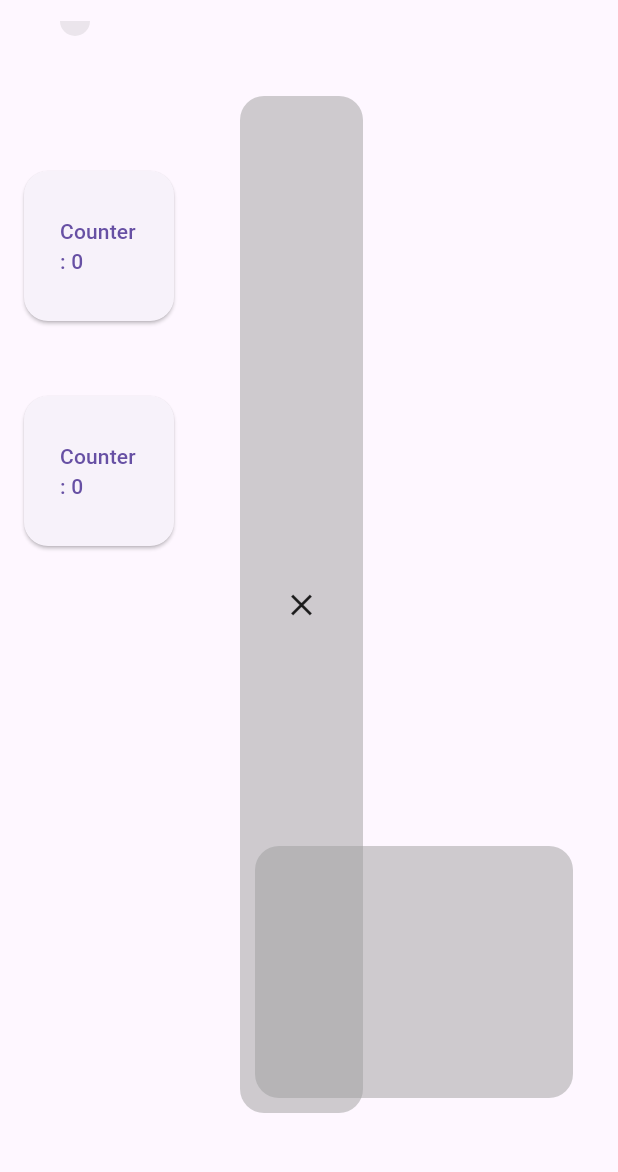
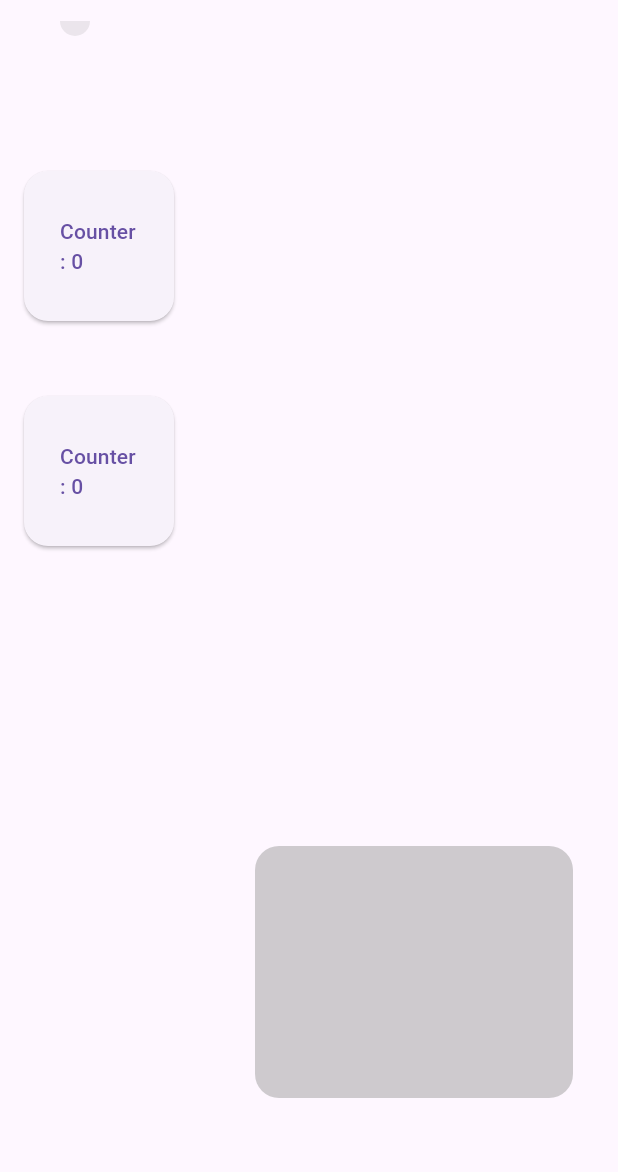
Before and after one commit to twhc20/one_handed_cursor, a Flutter app: the BasicCursorPage screen opened directly, on a phone screen of 412 x 824 dp, the part 63-1235 px from its top. Run offline on Flutter 3.47's test engine with Material 3 defaults, Android fonts, the phone set to English and light mode, and no system bars; our stand-ins replace flutter_riverpod.

Commit message:
Can toggle drawing touchpad + bug fix

```diff
--- a/lib/custom_widgets/touchpad.dart
+++ b/lib/custom_widgets/touchpad.dart
@@ -76,7 +76,7 @@ class _TouchpadWidgetState extends ConsumerState<TouchpadWidget> {
         false; // if the touchpad will be on left or right side of the screen
     Size screenSize = MediaQuery.of(context).size;
     double screenCenterX = screenSize.width / 2;
-    rightSide = (touchpadState.right + touchpadState.left) / 2 > screenCenterX;
+    rightSide = (touchpadState.right - touchpadState.left) < screenCenterX;
 
     return Stack(children: [
       Positioned(
@@ -103,44 +103,44 @@ class _TouchpadWidgetState extends ConsumerState<TouchpadWidget> {
           ),
         ),
       ),
-      if (rightSide)
-        Positioned(
-          left: touchpadState.right,
-          top: touchpadState.bottom,
-          right: touchpadState.right - 10,
-          bottom: touchpadState.bottom - 10,
-          child: GestureDetector(
-            onTap: () {
-              widget.onClose();
-            },
-            child: Container(
-              decoration: BoxDecoration(
-                color: Colors.grey.withOpacity(0.5),
-                borderRadius: BorderRadius.circular(16.0),
-              ),
-              child: const Icon(Icons.close),
-            ),
-          ),
-        ),
-      if (!rightSide)
-        Positioned(
-          left: touchpadState.left - 10,
-          top: touchpadState.bottom,
-          right: touchpadState.left,
-          bottom: touchpadState.bottom - 10,
-          child: GestureDetector(
-            onTap: () {
-              widget.onClose();
-            },
-            child: Container(
-              decoration: BoxDecoration(
-                color: Colors.grey.withOpacity(0.5),
-                borderRadius: BorderRadius.circular(16.0),
-              ),
-              child: const Icon(Icons.close),
-            ),
-          ),
-        ),
+    //   if (rightSide)
+    //     Positioned(
+    //       left: screenSize.width - 40,
+    //       top: screenSize.height - 40,
+    //       right: 10,
+    //       bottom: 10,
+    //       child: GestureDetector(
+    //         onTap: () {
+    //           widget.onClose();
+    //         },
+    //         child: Container(
+    //           decoration: BoxDecoration(
+    //             color: Colors.grey.withOpacity(0.5),
+    //             borderRadius: BorderRadius.circular(16.0),
+    //           ),
+    //           child: const Icon(Icons.close),
+    //         ),
+    //       ),
+    //     ),
+    //   if (!rightSide)
+    //     Positioned(
+    //       left: 10, //touchpadState.left - 10,
+    //       top: 10, //touchpadState.bottom,
+    //       right: 10, //touchpadState.left,
+    //       bottom: 10, // touchpadState.bottom - 10,
+    //       child: GestureDetector(
+    //         onTap: () {
+    //           widget.onClose();
+    //         },
+    //         child: Container(
+    //           decoration: BoxDecoration(
+    //             color: Colors.grey.withOpacity(0.5),
+    //             borderRadius: BorderRadius.circular(16.0),
+    //           ),
+    //           child: const Icon(Icons.close),
+    //         ),
+    //       ),
+    //     ),
     ]);
   }
 }
--- a/lib/pages/gesture_detector_page.dart
+++ b/lib/pages/gesture_detector_page.dart
@@ -20,7 +20,7 @@ class _GestureDetectorPageState extends State<GestureDetectorPage> {
   Color selectedColor = Colors.black;
   double strokeWidth = 3.0;
   List<DrawingPoints> points = List<DrawingPoints>.empty(growable: true);
-  double opacity = 1.0;
+  double opacity = 0;
   StrokeCap strokeCap = (Platform.isAndroid) ? StrokeCap.butt : StrokeCap.round;
 
   @override
```
Also changed, not shown: lib/custom_widgets/shape_detector.dart (+9 -12 lines), lib/pages/generate_cursor_page.dart (+8 -6 lines).
